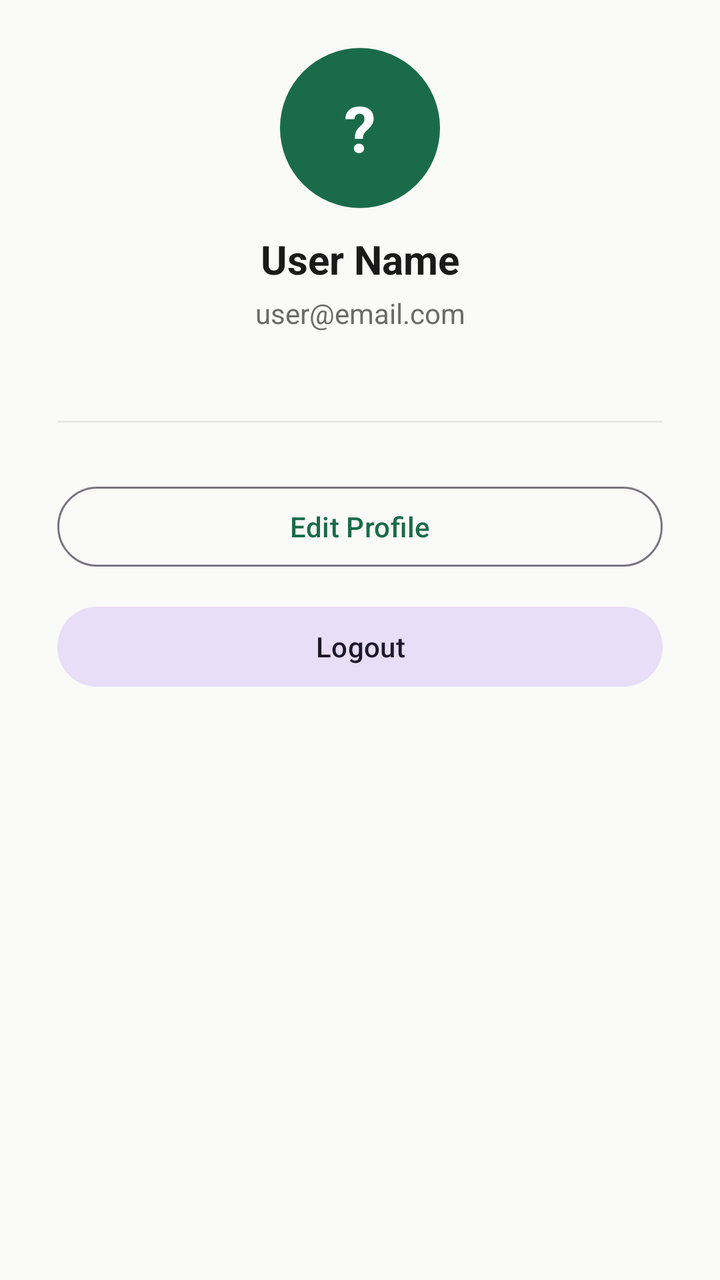
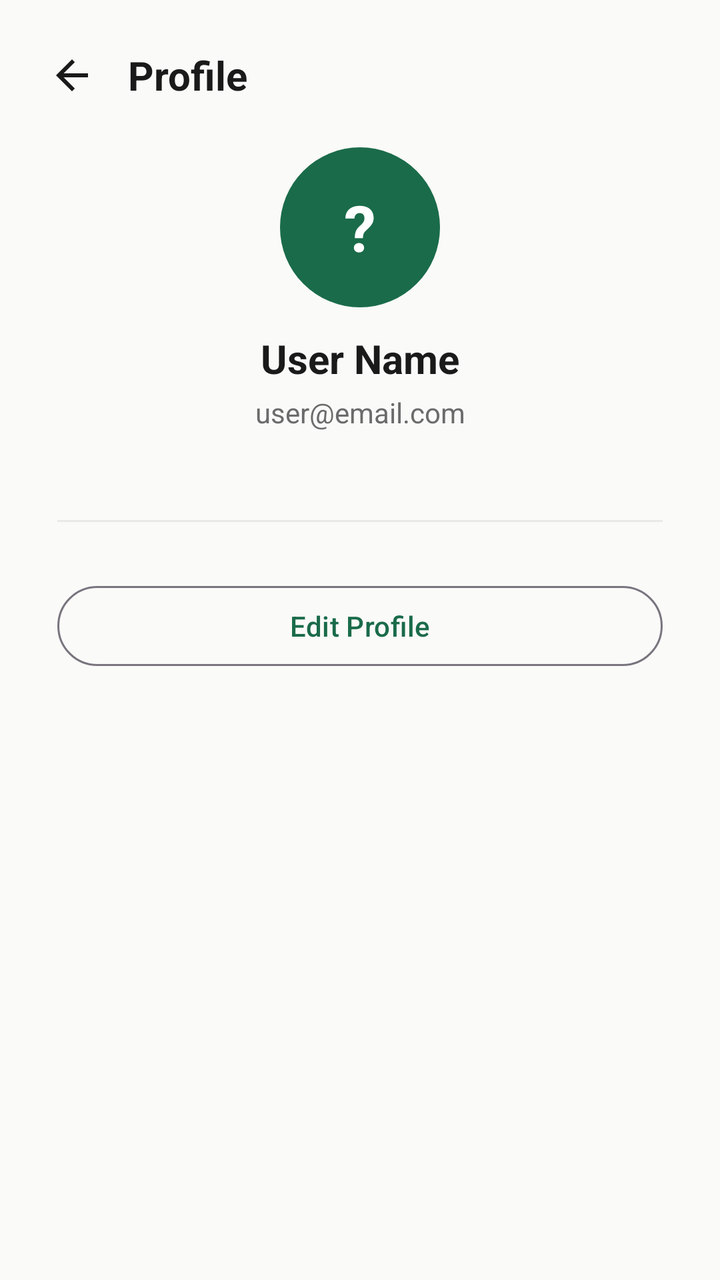

The first picture is an Android layout as it rendered before a commit; the second is the same layout after the commit. The layout source and the unified diff follow.
<!-- AndroidManifest.xml: application theme Theme.KapwaDVO -->
<!-- res/layout/fragment_profile.xml -->
<?xml version="1.0" encoding="utf-8"?>
<ScrollView xmlns:android="http://schemas.android.com/apk/res/android"
    xmlns:app="http://schemas.android.com/apk/res-auto"
    android:layout_width="match_parent"
    android:layout_height="match_parent"
    android:background="@color/background"
    android:fillViewport="true">

    <androidx.constraintlayout.widget.ConstraintLayout
        android:layout_width="match_parent"
        android:layout_height="wrap_content"
        android:paddingTop="24dp"
        android:paddingBottom="24dp">

        <androidx.constraintlayout.widget.Guideline
            android:id="@+id/guideStart"
            android:layout_width="wrap_content"
            android:layout_height="wrap_content"
            android:orientation="vertical"
            app:layout_constraintGuide_percent="0.08" />

        <androidx.constraintlayout.widget.Guideline
            android:id="@+id/guideEnd"
            android:layout_width="wrap_content"
            android:layout_height="wrap_content"
            android:orientation="vertical"
            app:layout_constraintGuide_percent="0.92" />

        
        <FrameLayout
            android:id="@+id/flAvatar"
            android:layout_width="80dp"
            android:layout_height="80dp"
            app:layout_constraintTop_toTopOf="parent"
            app:layout_constraintStart_toStartOf="parent"
            app:layout_constraintEnd_toEndOf="parent"
            android:background="@drawable/bg_avatar">
            
            <TextView
                android:id="@+id/tvAvatarLetter"
                android:layout_width="match_parent"
                android:layout_height="match_parent"
                android:gravity="center"
                android:textColor="@color/white"
                android:textSize="32sp"
                android:textStyle="bold"
                android:text="?" />
        </FrameLayout>

        <TextView
            android:id="@+id/tvName"
            android:layout_width="wrap_content"
            android:layout_height="wrap_content"
            android:text="User Name"
            android:textSize="20sp"
            android:textStyle="bold"
            android:textColor="@color/text_primary"
            app:layout_constraintTop_toBottomOf="@id/flAvatar"
            app:layout_constraintStart_toStartOf="parent"
            app:layout_constraintEnd_toEndOf="parent"
            android:layout_marginTop="12dp" />

        <TextView
            android:id="@+id/tvEmail"
            android:layout_width="wrap_content"
            android:layout_height="wrap_content"
            android:text="user@email.com"
            android:textSize="14sp"
            android:textColor="@color/text_secondary"
            app:layout_constraintTop_toBottomOf="@id/tvName"
            app:layout_constraintStart_toStartOf="parent"
            app:layout_constraintEnd_toEndOf="parent"
            android:layout_marginTop="4dp" />

        <TextView
            android:id="@+id/tvRole"
            android:layout_width="wrap_content"
            android:layout_height="wrap_content"
            android:textSize="12sp"
            android:textColor="@color/primary"
            app:layout_constraintTop_toBottomOf="@id/tvEmail"
            app:layout_constraintStart_toStartOf="parent"
            app:layout_constraintEnd_toEndOf="parent"
            android:layout_marginTop="4dp" />

        <View
            android:id="@+id/vDivider"
            android:layout_width="0dp"
            android:layout_height="1dp"
            android:background="@color/divider"
            android:layout_marginTop="24dp"
            android:layout_marginBottom="16dp"
            app:layout_constraintTop_toBottomOf="@id/tvRole"
            app:layout_constraintStart_toStartOf="@id/guideStart"
            app:layout_constraintEnd_toEndOf="@id/guideEnd" />

        <LinearLayout
            android:layout_width="0dp"
            android:layout_height="wrap_content"
            android:orientation="vertical"
            android:layout_marginTop="16dp"
            app:layout_constraintTop_toBottomOf="@id/vDivider"
            app:layout_constraintStart_toStartOf="@id/guideStart"
            app:layout_constraintEnd_toEndOf="@id/guideEnd">

            
            <TextView
                android:id="@+id/tvGuestTitle"
                android:layout_width="match_parent"
                android:layout_height="wrap_content"
                android:text="@string/guest_profile_title"
                android:textSize="18sp"
                android:textStyle="bold"
                android:textColor="@color/text_primary"
                android:gravity="center"
                android:visibility="gone" />

            <TextView
                android:id="@+id/tvGuestDesc"
                android:layout_width="match_parent"
                android:layout_height="wrap_content"
                android:text="@string/guest_profile_desc"
                android:textSize="14sp"
                android:textColor="@color/text_secondary"
                android:gravity="center"
                android:layout_marginTop="8dp"
                android:visibility="gone" />

            <com.google.android.material.button.MaterialButton
                android:id="@+id/btnSignIn"
                android:layout_width="match_parent"
                android:layout_height="wrap_content"
                android:text="@string/sign_in"
                android:layout_marginTop="24dp"
                android:visibility="gone" />

            
            <com.google.android.material.button.MaterialButton
                android:id="@+id/btnSwitchMode"
                android:layout_width="match_parent"
                android:layout_height="wrap_content"
                android:text="@string/switch_to_user"
                android:layout_marginTop="12dp"
                android:visibility="gone"
                style="@style/Widget.Material3.Button.OutlinedButton" />

            
            <com.google.android.material.button.MaterialButton
                android:id="@+id/btnBecomeOwner"
                android:layout_width="match_parent"
                android:layout_height="wrap_content"
                android:text="@string/become_owner"
                android:layout_marginTop="12dp"
                android:visibility="gone"
                style="@style/Widget.Material3.Button.OutlinedButton" />

            
            <TextView
                android:id="@+id/tvApplicationPending"
                android:layout_width="match_parent"
                android:layout_height="wrap_content"
                android:text="@string/application_pending"
                android:textColor="@color/pending_text"
                android:background="@drawable/bg_badge_pending"
                android:padding="12dp"
                android:gravity="center"
                android:layout_marginTop="12dp"
                android:visibility="gone" />

            <com.google.android.material.button.MaterialButton
                android:id="@+id/btnEditProfile"
                android:layout_width="match_parent"
                android:layout_height="wrap_content"
                android:text="@string/edit_profile"
                android:layout_marginTop="12dp"
                style="@style/Widget.Material3.Button.OutlinedButton" />

            <com.google.android.material.button.MaterialButton
                android:id="@+id/btnLogout"
                android:layout_width="match_parent"
                android:layout_height="wrap_content"
                android:text="@string/logout"
                android:layout_marginTop="12dp"
                style="@style/Widget.Material3.Button.TonalButton" />

        </LinearLayout>

    </androidx.constraintlayout.widget.ConstraintLayout>
</ScrollView>
<!-- resources referenced by this layout -->
<resources>
  <color name="background">#FAFAF8</color>
  <color name="divider">#E8E8E8</color>
  <color name="pending_text">#856404</color>
  <color name="primary">#1A6B4A</color>
  <color name="text_primary">#1A1A1A</color>
  <color name="text_secondary">#6B6B6B</color>
  <color name="white">#FFFFFF</color>
  <!-- drawable bg_avatar (drawable) -->
  <?xml version="1.0" encoding="utf-8"?>
  <shape xmlns:android="http://schemas.android.com/apk/res/android"
      android:shape="oval">
      <solid android:color="@color/primary" />
  </shape>
  <!-- drawable bg_badge_pending (drawable) -->
  <?xml version="1.0" encoding="utf-8"?>
  <shape xmlns:android="http://schemas.android.com/apk/res/android"
      android:shape="rectangle">
      <solid android:color="@color/pending_bg" />
      <corners android:radius="4dp" />
  </shape>
  <string name="application_pending">Application Pending…</string>
  <string name="become_owner">Become a Business Owner</string>
  <string name="edit_profile">Edit Profile</string>
  <string name="guest_profile_desc">Create an account to save locations, book, and more.</string>
  <string name="guest_profile_title">Browsing as Guest</string>
  <string name="logout">Logout</string>
  <string name="sign_in">Sign In</string>
  <string name="switch_to_user">Switch to User Mode</string>
  <style name="Theme.KapwaDVO" parent="Base.Theme.KapwaDVO">
          <item name="android:windowLightStatusBar">true</item>
      </style>
  <color name="pending_bg">#FFF3CD</color>
  <style name="Base.Theme.KapwaDVO" parent="Theme.Material3.Light.NoActionBar">
          <item name="colorPrimary">@color/primary</item>
          <item name="colorPrimaryDark">@color/primary_dark</item>
          <item name="colorAccent">@color/accent</item>
          <item name="android:colorBackground">@color/background</item>
          <item name="colorSurface">@color/surface</item>
          <item name="colorOnPrimary">@color/white</item>
          <item name="android:statusBarColor">@color/primary</item>
          <item name="android:navigationBarColor">@color/surface</item>
      </style>
  <color name="primary_dark">#0F4530</color>
  <color name="accent">#F4A724</color>
  <color name="surface">#FFFFFF</color>
</resources>

<!-- the commit's change to res/layout/fragment_profile.xml (unified diff, before → after) -->
@@ -1,189 +1,235 @@
 <?xml version="1.0" encoding="utf-8"?>
-<ScrollView xmlns:android="http://schemas.android.com/apk/res/android"
+<androidx.constraintlayout.widget.ConstraintLayout xmlns:android="http://schemas.android.com/apk/res/android"
     xmlns:app="http://schemas.android.com/apk/res-auto"
     android:layout_width="match_parent"
     android:layout_height="match_parent"
-    android:background="@color/background"
-    android:fillViewport="true">
-
-    <androidx.constraintlayout.widget.ConstraintLayout
+    android:background="@color/background">
+
+    
+    <ImageButton
+        android:id="@+id/btnBack"
+        android:layout_width="40dp"
+        android:layout_height="40dp"
+        android:background="?attr/selectableItemBackgroundBorderless"
+        android:src="@drawable/ic_arrow_back"
+        android:contentDescription="Back"
+        android:layout_marginTop="24dp"
+        android:layout_marginStart="16dp"
+        app:layout_constraintTop_toTopOf="parent"
+        app:layout_constraintStart_toStartOf="parent"
+        app:layout_constraintBottom_toBottomOf="@id/tvHeaderTitle" />
+
+    <TextView
+        android:id="@+id/tvHeaderTitle"
+        android:layout_width="0dp"
+        android:layout_height="wrap_content"
+        android:text="Profile"
+        android:textSize="20sp"
+        android:textStyle="bold"
+        android:textColor="@color/text_primary"
+        android:layout_marginStart="8dp"
+        android:layout_marginEnd="16dp"
+        android:layout_marginTop="24dp"
+        app:layout_constraintTop_toTopOf="parent"
+        app:layout_constraintStart_toEndOf="@id/btnBack"
+        app:layout_constraintEnd_toEndOf="parent" />
+
+    
+    <ScrollView
+        android:id="@+id/scrollView"
         android:layout_width="match_parent"
-        android:layout_height="wrap_content"
-        android:paddingTop="24dp"
-        android:paddingBottom="24dp">
-
-        <androidx.constraintlayout.widget.Guideline
-            android:id="@+id/guideStart"
-            android:layout_width="wrap_content"
+        android:layout_height="0dp"
+        android:fillViewport="true"
+        app:layout_constraintTop_toBottomOf="@id/btnBack"
+        app:layout_constraintBottom_toTopOf="@id/btnLogout"
+        app:layout_constraintStart_toStartOf="parent"
+        app:layout_constraintEnd_toEndOf="parent">
+
+        <androidx.constraintlayout.widget.ConstraintLayout
+            android:layout_width="match_parent"
             android:layout_height="wrap_content"
-            android:orientation="vertical"
-            app:layout_constraintGuide_percent="0.08" />
-
-        <androidx.constraintlayout.widget.Guideline
-            android:id="@+id/guideEnd"
-            android:layout_width="wrap_content"
-            android:layout_height="wrap_content"
-            android:orientation="vertical"
-            app:layout_constraintGuide_percent="0.92" />
-
-        
-        <FrameLayout
-            android:id="@+id/flAvatar"
-            android:layout_width="80dp"
-            android:layout_height="80dp"
-            app:layout_constraintTop_toTopOf="parent"
-            app:layout_constraintStart_toStartOf="parent"
-            app:layout_constraintEnd_toEndOf="parent"
-            android:background="@drawable/bg_avatar">
+            android:paddingTop="16dp"
+            android:paddingBottom="24dp">
+
+            <androidx.constraintlayout.widget.Guideline
+                android:id="@+id/guideStart"
+                android:layout_width="wrap_content"
+                android:layout_height="wrap_content"
+                android:orientation="vertical"
+                app:layout_constraintGuide_percent="0.08" />
+
+            <androidx.constraintlayout.widget.Guideline
+                android:id="@+id/guideEnd"
+                android:layout_width="wrap_content"
+                android:layout_height="wrap_content"
+                android:orientation="vertical"
+                app:layout_constraintGuide_percent="0.92" />
+
             
+            <FrameLayout
+                android:id="@+id/flAvatar"
+                android:layout_width="80dp"
+                android:layout_height="80dp"
+                app:layout_constraintTop_toTopOf="parent"
+                app:layout_constraintStart_toStartOf="parent"
+                app:layout_constraintEnd_toEndOf="parent"
+                android:background="@drawable/bg_avatar">
+                
+                <TextView
+                    android:id="@+id/tvAvatarLetter"
+                    android:layout_width="match_parent"
+                    android:layout_height="match_parent"
+                    android:gravity="center"
+                    android:textColor="@color/white"
+                    android:textSize="32sp"
+                    android:textStyle="bold"
+                    android:text="?" />
+            </FrameLayout>
+
             <TextView
-                android:id="@+id/tvAvatarLetter"
-                android:layout_width="match_parent"
-                android:layout_height="match_parent"
-                android:gravity="center"
-                android:textColor="@color/white"
-                android:textSize="32sp"
-                android:textStyle="bold"
-                android:text="?" />
-        </FrameLayout>
-
-        <TextView
-            android:id="@+id/tvName"
-            android:layout_width="wrap_content"
-            android:layout_height="wrap_content"
-            android:text="User Name"
-            android:textSize="20sp"
-            android:textStyle="bold"
-            android:textColor="@color/text_primary"
-            app:layout_constraintTop_toBottomOf="@id/flAvatar"
-            app:layout_constraintStart_toStartOf="parent"
-            app:layout_constraintEnd_toEndOf="parent"
-            android:layout_marginTop="12dp" />
-
-        <TextView
-            android:id="@+id/tvEmail"
-            android:layout_width="wrap_content"
-            android:layout_height="wrap_content"
-            android:text="user@email.com"
-            android:textSize="14sp"
-            android:textColor="@color/text_secondary"
-            app:layout_constraintTop_toBottomOf="@id/tvName"
-            app:layout_constraintStart_toStartOf="parent"
-            app:layout_constraintEnd_toEndOf="parent"
-            android:layout_marginTop="4dp" />
-
-        <TextView
-            android:id="@+id/tvRole"
-            android:layout_width="wrap_content"
-            android:layout_height="wrap_content"
-            android:textSize="12sp"
-            android:textColor="@color/primary"
-            app:layout_constraintTop_toBottomOf="@id/tvEmail"
-            app:layout_constraintStart_toStartOf="parent"
-            app:layout_constraintEnd_toEndOf="parent"
-            android:layout_marginTop="4dp" />
-
-        <View
-            android:id="@+id/vDivider"
-            android:layout_width="0dp"
-            android:layout_height="1dp"
-            android:background="@color/divider"
-            android:layout_marginTop="24dp"
-            android:layout_marginBottom="16dp"
-            app:layout_constraintTop_toBottomOf="@id/tvRole"
-            app:layout_constraintStart_toStartOf="@id/guideStart"
-            app:layout_constraintEnd_toEndOf="@id/guideEnd" />
-
-        <LinearLayout
-            android:layout_width="0dp"
-            android:layout_height="wrap_content"
-            android:orientation="vertical"
-            android:layout_marginTop="16dp"
-            app:layout_constraintTop_toBottomOf="@id/vDivider"
-            app:layout_constraintStart_toStartOf="@id/guideStart"
-            app:layout_constraintEnd_toEndOf="@id/guideEnd">
-
-            
-            <TextView
-                android:id="@+id/tvGuestTitle"
-                android:layout_width="match_parent"
-                android:layout_height="wrap_content"
-                android:text="@string/guest_profile_title"
-                android:textSize="18sp"
+                android:id="@+id/tvName"
+                android:layout_width="wrap_content"
+                android:layout_height="wrap_content"
+                android:text="User Name"
+                android:textSize="20sp"
                 android:textStyle="bold"
                 android:textColor="@color/text_primary"
-                android:gravity="center"
-                android:visibility="gone" />
+                app:layout_constraintTop_toBottomOf="@id/flAvatar"
+                app:layout_constraintStart_toStartOf="parent"
+                app:layout_constraintEnd_toEndOf="parent"
+                android:layout_marginTop="12dp" />
 
             <TextView
-                android:id="@+id/tvGuestDesc"
-                android:layout_width="match_parent"
-                android:layout_height="wrap_content"
-                android:text="@string/guest_profile_desc"
+                android:id="@+id/tvEmail"
+                android:layout_width="wrap_content"
+                android:layout_height="wrap_content"
+                android:text="user@email.com"
                 android:textSize="14sp"
                 android:textColor="@color/text_secondary"
-                android:gravity="center"
-                android:layout_marginTop="8dp"
-                android:visibility="gone" />
-
-            <com.google.android.material.button.MaterialButton
-                android:id="@+id/btnSignIn"
-                android:layout_width="match_parent"
-                android:layout_height="wrap_content"
-                android:text="@string/sign_in"
+                app:layout_constraintTop_toBottomOf="@id/tvName"
+                app:layout_constraintStart_toStartOf="parent"
+                app:layout_constraintEnd_toEndOf="parent"
+                android:layout_marginTop="4dp" />
+
+            <TextView
+                android:id="@+id/tvRole"
+                android:layout_width="wrap_content"
+                android:layout_height="wrap_content"
+                android:textSize="12sp"
+                android:textColor="@color/primary"
+                app:layout_constraintTop_toBottomOf="@id/tvEmail"
+                app:layout_constraintStart_toStartOf="parent"
+                app:layout_constraintEnd_toEndOf="parent"
+                android:layout_marginTop="4dp" />
+
+            <View
+                android:id="@+id/vDivider"
+                android:layout_width="0dp"
+                android:layout_height="1dp"
+                android:background="@color/divider"
                 android:layout_marginTop="24dp"
-                android:visibility="gone" />
-
-            
-            <com.google.android.material.button.MaterialButton
-                android:id="@+id/btnSwitchMode"
-                android:layout_width="match_parent"
-                android:layout_height="wrap_content"
-                android:text="@string/switch_to_user"
-                android:layout_marginTop="12dp"
-                android:visibility="gone"
-                style="@style/Widget.Material3.Button.OutlinedButton" />
-
-            
-            <com.google.android.material.button.MaterialButton
-                android:id="@+id/btnBecomeOwner"
-                android:layout_width="match_parent"
-                android:layout_height="wrap_content"
-                android:text="@string/become_owner"
-                android:layout_marginTop="12dp"
-                android:visibility="gone"
-                style="@style/Widget.Material3.Button.OutlinedButton" />
-
-            
-            <TextView
-                android:id="@+id/tvApplicationPending"
-                android:layout_width="match_parent"
-                android:layout_height="wrap_content"
-                android:text="@string/application_pending"
-                android:textColor="@color/pending_text"
-                android:background="@drawable/bg_badge_pending"
-                android:padding="12dp"
-                android:gravity="center"
-                android:layout_marginTop="12dp"
-                android:visibility="gone" />
-
-            <com.google.android.material.button.MaterialButton
-                android:id="@+id/btnEditProfile"
-                android:layout_width="match_parent"
-                android:layout_height="wrap_content"
-                android:text="@string/edit_profile"
-                android:layout_marginTop="12dp"
-                style="@style/Widget.Material3.Button.OutlinedButton" />
-
-            <com.google.android.material.button.MaterialButton
-                android:id="@+id/btnLogout"
-                android:layout_width="match_parent"
-                android:layout_height="wrap_content"
-                android:text="@string/logout"
-                android:layout_marginTop="12dp"
-                style="@style/Widget.Material3.Button.TonalButton" />
-
-        </LinearLayout>
-
-    </androidx.constraintlayout.widget.ConstraintLayout>
-</ScrollView>
+                android:layout_marginBottom="16dp"
+                app:layout_constraintTop_toBottomOf="@id/tvRole"
+                app:layout_constraintStart_toStartOf="@id/guideStart"
+                app:layout_constraintEnd_toEndOf="@id/guideEnd" />
+
+            <LinearLayout
+                android:id="@+id/llButtons"
+                android:layout_width="0dp"
+                android:layout_height="wrap_content"
+                android:orientation="vertical"
+                android:layout_marginTop="16dp"
+                app:layout_constraintTop_toBottomOf="@id/vDivider"
+                app:layout_constraintStart_toStartOf="@id/guideStart"
+                app:layout_constraintEnd_toEndOf="@id/guideEnd">
+
+                
+                <TextView
+                    android:id="@+id/tvGuestTitle"
+                    android:layout_width="match_parent"
+                    android:layout_height="wrap_content"
+                    android:text="@string/guest_profile_title"
+                    android:textSize="18sp"
+                    android:textStyle="bold"
+                    android:textColor="@color/text_primary"
+                    android:gravity="center"
+                    android:visibility="gone" />
+
+                <TextView
+                    android:id="@+id/tvGuestDesc"
+                    android:layout_width="match_parent"
+                    android:layout_height="wrap_content"
+                    android:text="@string/guest_profile_desc"
+                    android:textSize="14sp"
+                    android:textColor="@color/text_secondary"
+                    android:gravity="center"
+                    android:layout_marginTop="8dp"
+                    android:visibility="gone" />
+
+                <com.google.android.material.button.MaterialButton
+                    android:id="@+id/btnSignIn"
+                    android:layout_width="match_parent"
+                    android:layout_height="wrap_content"
+                    android:text="@string/sign_in"
+                    android:layout_marginTop="24dp"
+                    android:visibility="gone" />
+
+                
+                <com.google.android.material.button.MaterialButton
+                    android:id="@+id/btnSwitchMode"
+                    android:layout_width="match_parent"
+                    android:layout_height="wrap_content"
+                    android:text="@string/switch_to_user"
+                    android:layout_marginTop="12dp"
+                    android:visibility="gone"
+                    style="@style/Widget.Material3.Button.OutlinedButton" />
+
+                
+                <com.google.android.material.button.MaterialButton
+                    android:id="@+id/btnBecomeOwner"
+                    android:layout_width="match_parent"
+                    android:layout_height="wrap_content"
+                    android:text="@string/become_owner"
+                    android:layout_marginTop="12dp"
+                    android:visibility="gone"
+                    style="@style/Widget.Material3.Button.OutlinedButton" />
+
+                
+                <TextView
+                    android:id="@+id/tvApplicationPending"
+                    android:layout_width="match_parent"
+                    android:layout_height="wrap_content"
+                    android:text="@string/application_pending"
+                    android:textColor="@color/pending_text"
+                    android:background="@drawable/bg_badge_pending"
+                    android:padding="12dp"
+                    android:gravity="center"
+                    android:layout_marginTop="12dp"
+                    android:visibility="gone" />
+
+                <com.google.android.material.button.MaterialButton
+                    android:id="@+id/btnEditProfile"
+                    android:layout_width="match_parent"
+                    android:layout_height="wrap_content"
+                    android:text="@string/edit_profile"
+                    android:layout_marginTop="12dp"
+                    style="@style/Widget.Material3.Button.OutlinedButton" />
+
+            </LinearLayout>
+        </androidx.constraintlayout.widget.ConstraintLayout>
+    </ScrollView>
+
+    
+    <com.google.android.material.button.MaterialButton
+        android:id="@+id/btnLogout"
+        android:layout_width="wrap_content"
+        android:layout_height="wrap_content"
+        android:text="@string/logout"
+        android:layout_marginBottom="48dp"
+        app:layout_constraintBottom_toBottomOf="parent"
+        app:layout_constraintStart_toStartOf="parent"
+        app:layout_constraintEnd_toEndOf="parent"
+        style="@style/Widget.Material3.Button.TextButton"
+        android:visibility="gone" />
+
+</androidx.constraintlayout.widget.ConstraintLayout>
<!-- resource entries referenced after the edit -->
@@ -20,6 +20,18 @@
       <solid android:color="@color/pending_bg" />
       <corners android:radius="4dp" />
   </shape>
+  <!-- drawable ic_arrow_back (drawable) -->
+  <?xml version="1.0" encoding="utf-8"?>
+  <vector xmlns:android="http://schemas.android.com/apk/res/android"
+      android:width="24dp"
+      android:height="24dp"
+      android:viewportWidth="24"
+      android:viewportHeight="24"
+      android:tint="@color/text_primary">
+      <path
+          android:fillColor="@android:color/white"
+          android:pathData="M20,11H7.83l5.59,-5.59L12,4l-8,8 8,8 1.41,-1.41L7.83,13H20v-2z" />
+  </vector>
   <string name="application_pending">Application Pending…</string>
   <string name="become_owner">Become a Business Owner</string>
   <string name="edit_profile">Edit Profile</string>
